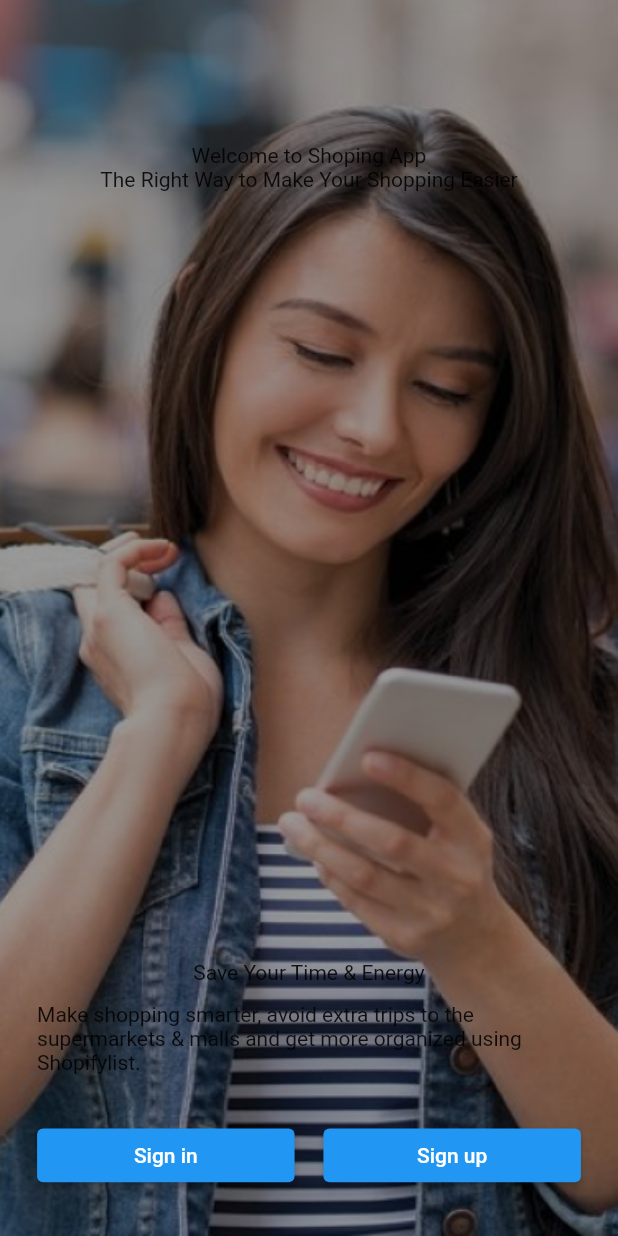
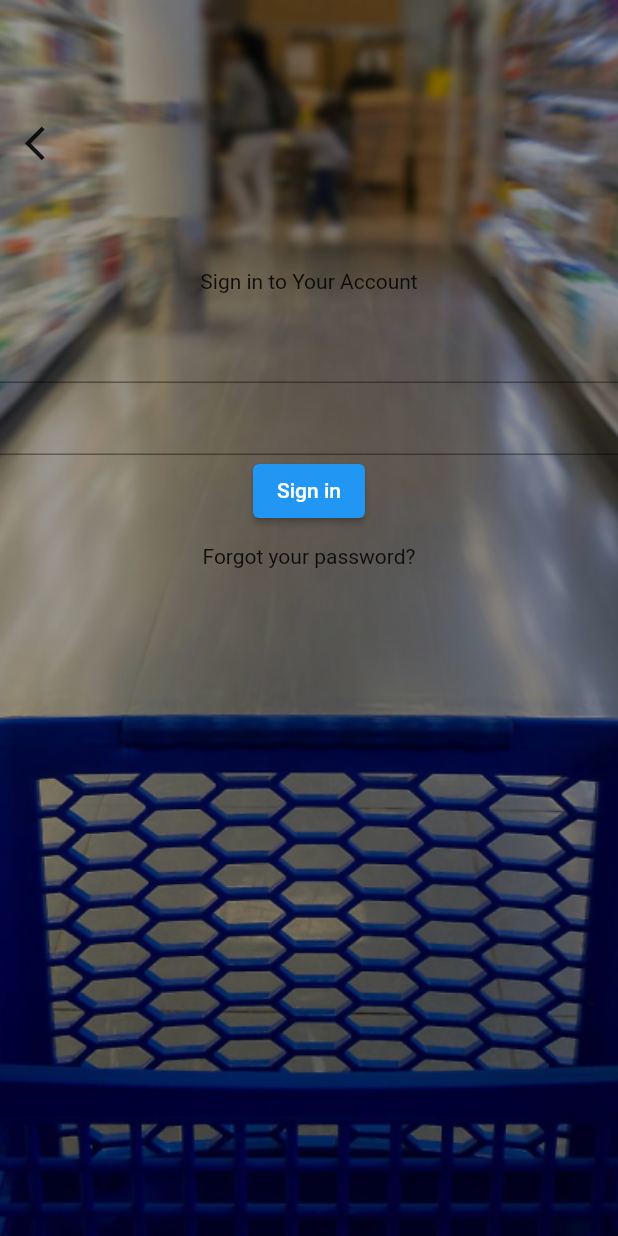
Before and after one commit to kutsaltekbas/shoping_list_application, a Flutter app: the screen it shows after launch, after a tap on "Sign in", on a phone screen of 412 x 824 dp. Run offline on Flutter 3.47's test engine with Material 2 defaults, Android fonts, the phone set to English and light mode, and no system bars; our stand-ins replace auto_route, flutter_screenutil.

Commit message:
login ui updated

```diff
--- /dev/null
+++ b/lib/feature/login/view/login_view.dart
@@ -0,0 +1,50 @@
+import 'package:auto_route/auto_route.dart';
+import 'package:flutter/material.dart';
+import 'package:flutter_screenutil/flutter_screenutil.dart';
+import 'package:shoping_list_application/product/utility/extension/context_extension.dart';
+
+import '../../../product/constant/image/image_constants.dart';
+
+@RoutePage(name: 'LoginRoute')
+class LoginView extends StatelessWidget {
+  const LoginView({super.key});
+
+  @override
+  Widget build(BuildContext context) {
+    return Scaffold(
+      backgroundColor: Colors.black,
+      body: Container(
+        width: context.width,
+        height: context.height,
+        decoration: BoxDecoration(
+            image: DecorationImage(
+                image: AssetImage(ImageConstants.instance.signIn),
+                fit: BoxFit.fill,
+                opacity: 0.6)),
+        child: Column(
+          children: [
+            SizedBox(height: 60.h),
+            Align(
+              alignment: Alignment.centerLeft,
+              child: IconButton(
+                  padding: context.paddingHorizontal2,
+                  onPressed: () => context.router.pop(),
+                  icon: Icon(
+                    Icons.arrow_back_ios,
+                    size: 24.sp,
+                  )),
+            ),
+            SizedBox(height: 50.h),
+            Text("Sign in to Your Account"),
+            SizedBox(height: 10.h),
+            TextField(),
+            TextField(),
+            ElevatedButton(onPressed: () {}, child: Text("Sign in")),
+            SizedBox(height: 10.h),
+            Text("Forgot your password?")
+          ],
+        ),
+      ),
+    );
+  }
+}
--- a/lib/feature/onboard/view/onboard_view.dart
+++ b/lib/feature/onboard/view/onboard_view.dart
@@ -41,7 +41,10 @@ class OnBoardView extends StatelessWidget {
                       height: 30.h,
                       width: 150.w,
                       child: ElevatedButton(
-                          onPressed: () {}, child: Text("Sign in"))),
+                          onPressed: () {
+                            context.router.push(const LoginRoute());
+                          },
+                          child: Text("Sign in"))),
                   const Spacer(),
                   SizedBox(
                       height: 30.h,
--- a/lib/product/init/navigation/app_router.dart
+++ b/lib/product/init/navigation/app_router.dart
@@ -1,6 +1,7 @@
 import 'package:auto_route/auto_route.dart';
 import '../../../feature/onboard/view/onboard_view.dart';
 import '../../../feature/sign_up/view/sign_up_view.dart';
+import '../../../feature/login/view/login_view.dart';
 part 'app_router.gr.dart';
 
 @AutoRouterConfig()
@@ -9,5 +10,6 @@ class AppRouter extends _$AppRouter {
   List<AutoRoute> get routes => [
         AutoRoute(page: OnBoardRoute.page, path: '/'),
         AutoRoute(page: SignUpRoute.page, path: '/signUp'),
+        AutoRoute(page: LoginRoute.page, path: '/login'),
       ];
 }
```
Also changed, not shown: lib/product/init/navigation/app_router.gr.dart.
